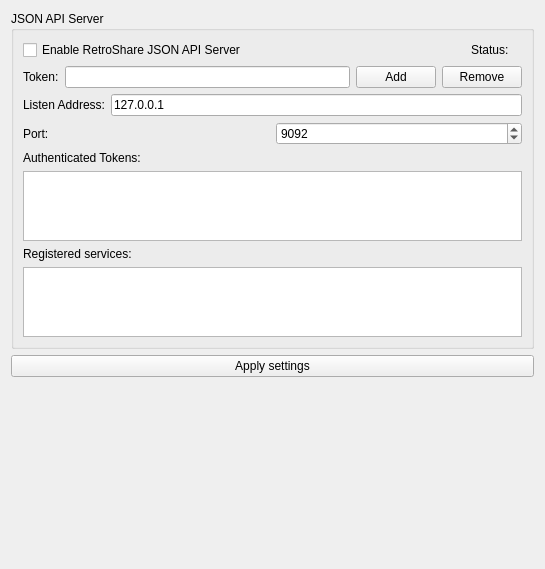
First picture: the form in retroshare-gui/src/gui/settings/JsonApiPage.ui, repository RetroShare/RetroShare, before the edit.
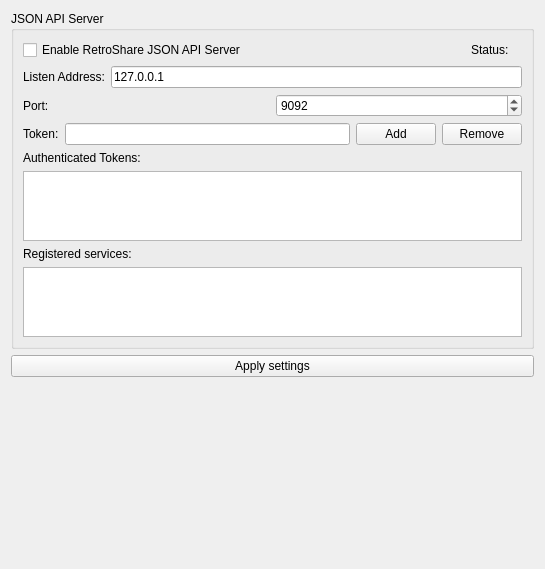
Second picture: the form after the edit. Icons and pictures are not drawn.

Commit message: improved webui and jsonapi config pages

What changed in the file:
```diff
--- a/retroshare-gui/src/gui/settings/JsonApiPage.ui
+++ b/retroshare-gui/src/gui/settings/JsonApiPage.ui
@@ -67,38 +67,6 @@
         </item>
        </layout>
       </item>
-      <item>
-       <layout class="QHBoxLayout" name="horizontalLayout_3">
-        <item>
-         <widget class="QLabel" name="label_4">
-          <property name="text">
-           <string>Token:</string>
-          </property>
-         </widget>
-        </item>
-        <item>
-         <widget class="QLineEdit" name="tokenLineEdit">
-          <property name="toolTip">
-           <string>&lt;html&gt;&lt;head/&gt;&lt;body&gt;&lt;p&gt;Tokens should spell as &amp;quot;user:password&amp;quot; where both user and password are alphanumeric strings.&lt;/p&gt;&lt;/body&gt;&lt;/html&gt;</string>
-          </property>
-         </widget>
-        </item>
-        <item>
-         <widget class="QPushButton" name="addTokenPushButton">
-          <property name="text">
-           <string>Add</string>
-          </property>
-         </widget>
-        </item>
-        <item>
-         <widget class="QPushButton" name="removeTokenPushButton">
-          <property name="text">
-           <string>Remove</string>
-          </property>
-         </widget>
-        </item>
-       </layout>
-      </item>
       <item>
        <layout class="QHBoxLayout" name="horizontalLayout_2">
         <item>
@@ -141,6 +109,38 @@
         </item>
        </layout>
       </item>
+      <item>
+       <layout class="QHBoxLayout" name="horizontalLayout_3">
+        <item>
+         <widget class="QLabel" name="label_4">
+          <property name="text">
+           <string>Token:</string>
+          </property>
+         </widget>
+        </item>
+        <item>
+         <widget class="QLineEdit" name="tokenLineEdit">
+          <property name="toolTip">
+           <string>&lt;html&gt;&lt;head/&gt;&lt;body&gt;&lt;p&gt;Tokens should spell as &amp;quot;user:password&amp;quot; where both user and password are alphanumeric strings.&lt;/p&gt;&lt;/body&gt;&lt;/html&gt;</string>
+          </property>
+         </widget>
+        </item>
+        <item>
+         <widget class="QPushButton" name="addTokenPushButton">
+          <property name="text">
+           <string>Add</string>
+          </property>
+         </widget>
+        </item>
+        <item>
+         <widget class="QPushButton" name="removeTokenPushButton">
+          <property name="text">
+           <string>Remove</string>
+          </property>
+         </widget>
+        </item>
+       </layout>
+      </item>
       <item>
        <widget class="QLabel" name="label_2">
         <property name="text">
```
The commit also changes 1 other file.
